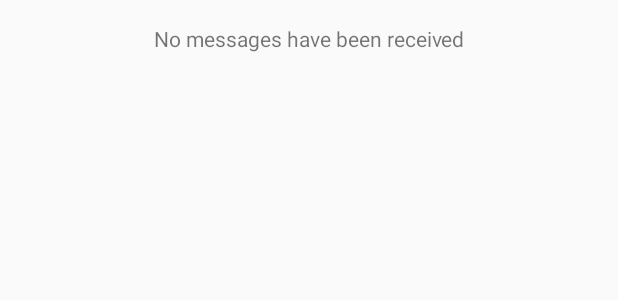
After one commit to justinhchan/Proximity, an Android app: the layout choose_message.xml on its own in the app's theme, with its tools: preview values and no code run, on a phone screen of 412 x 824 dp. The commit adds this screen. Shown: the top 300 px of the screen. Run offline under Robolectric (Android 15) with nearby library versions, the phone set to English and light mode, and no system bars.

Commit message:
Guessing functionality
Activity that sends user to a list of players that could've sent the message when the user clicks the message

```diff
--- a/app/src/main/AndroidManifest.xml
+++ b/app/src/main/AndroidManifest.xml
@@ -19,6 +19,11 @@
                 <category android:name="android.intent.category.LAUNCHER" />
             </intent-filter>
         </activity>
+
+        <activity
+            android:name=".ChooseMessageActivity" >
+        </activity>
+
     </application>
 
 </manifest>
--- /dev/null
+++ b/app/src/main/res/layout/choose_message.xml
@@ -0,0 +1,23 @@
+<?xml version="1.0" encoding="utf-8"?>
+<LinearLayout xmlns:android="http://schemas.android.com/apk/res/android"
+    android:layout_width="match_parent"
+    android:layout_height="match_parent"
+    android:orientation="vertical">
+
+    <ListView
+        android:id="@+id/playersListView"
+        android:layout_width="match_parent"
+        android:layout_height="wrap_content"
+        android:paddingHorizontal="10dp"
+        android:layout_marginTop="@dimen/activity_vertical_margin"
+        android:transcriptMode="alwaysScroll" />
+
+    <TextView
+        android:id="@+id/emptyT"
+        android:layout_width="match_parent"
+        android:layout_height="wrap_content"
+        android:layout_gravity="center"
+        android:gravity="center"
+        android:text="No messages have been received"/>
+
+</LinearLayout>
```
Also changed, not shown: app/src/main/java/cmsc436/proximity/ChooseMessageActivity.java (added, +36 -0 lines), app/src/main/java/cmsc436/proximity/MainActivity.java (+19 -16 lines).
